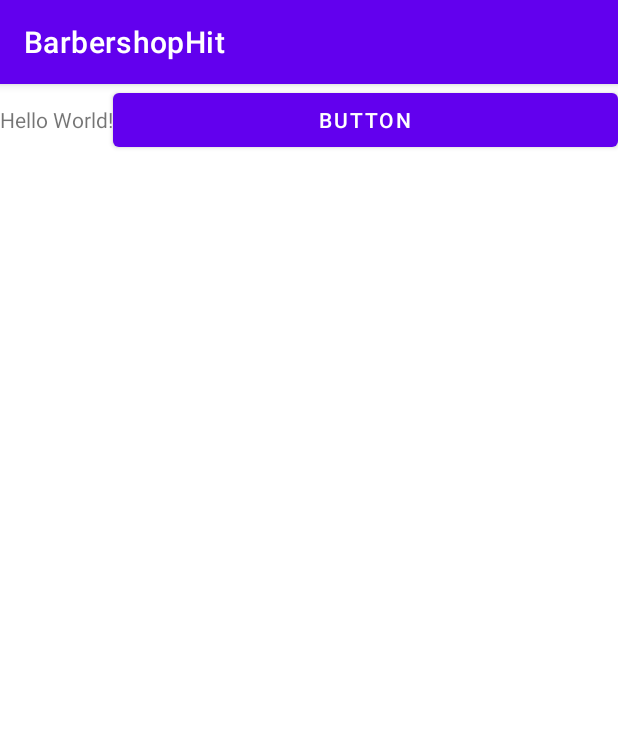
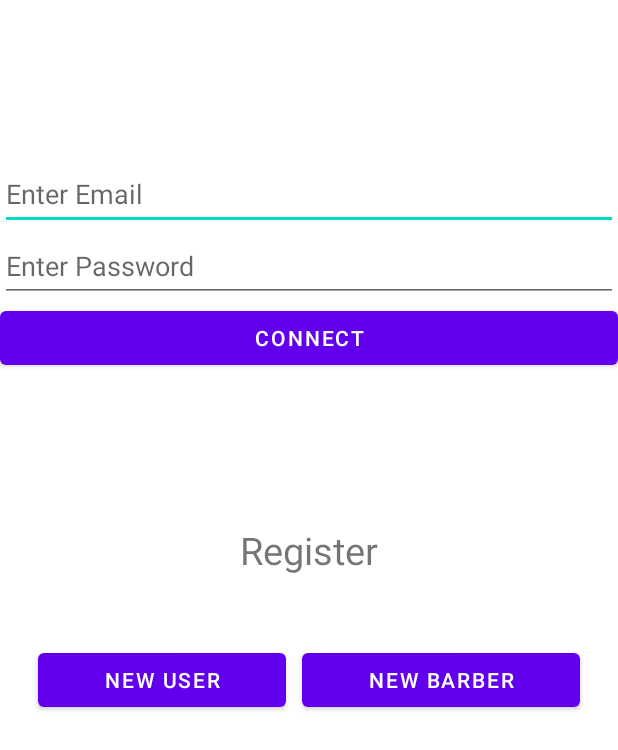
Before and after one commit to saargold/barberhit, an Android app: the screen it shows after launch (MainActivity), on a phone screen of 412 x 824 dp. Shown: the top 750 px of the screen. Run offline under Robolectric (Android 15) with nearby library versions, the phone set to English and light mode, and no system bars.

Commit message:
create main view

```diff
--- a/app/src/main/java/com/example/barbershophit/MainActivity.java
+++ b/app/src/main/java/com/example/barbershophit/MainActivity.java
@@ -2,13 +2,38 @@ package com.example.barbershophit;
 
 import androidx.appcompat.app.AppCompatActivity;
 
+import android.content.Intent;
 import android.os.Bundle;
+import android.view.View;
+import android.widget.Button;
+import android.widget.EditText;
 
 public class MainActivity extends AppCompatActivity {
-
+Button connectBtn,registerBtn;
+EditText email,password;
     @Override
     protected void onCreate(Bundle savedInstanceState) {
         super.onCreate(savedInstanceState);
         setContentView(R.layout.activity_main);
+        connectBtn = findViewById(R.id.btnConnect);
+        registerBtn=findViewById(R.id.btnGoToRegisterUser);
+        email=findViewById(R.id.editTextTextEmailAddress);
+        password=findViewById(R.id.editTextTextPassword);
+        registerBtn.setOnClickListener(new View.OnClickListener() {
+            @Override
+            public void onClick(View v) {
+                Intent in1 = new Intent(MainActivity.this,UserRegister.class);
+                startActivity(in1);
+            }
+        });
+
+        connectBtn.setOnClickListener(new View.OnClickListener() {
+            @Override
+            public void onClick(View v) {
+                System.out.println(email.getText().toString());
+                System.out.println(password.getText().toString());
+
+            }
+        });
     }
 }
--- a/app/src/main/res/layout/activity_main.xml
+++ b/app/src/main/res/layout/activity_main.xml
@@ -4,18 +4,70 @@
     xmlns:tools="http://schemas.android.com/tools"
     android:layout_width="match_parent"
     android:layout_height="match_parent"
+    android:orientation="vertical"
+    android:layout_marginTop="105dp"
+
     tools:context=".MainActivity">
 
-    <TextView
-        android:layout_width="wrap_content"
+    <EditText
+        android:id="@+id/editTextTextEmailAddress"
+        android:layout_width="match_parent"
         android:layout_height="wrap_content"
-        android:text="Hello World!" />
+        android:ems="10"
+        android:hint="Enter Email"
+        android:inputType="textEmailAddress"
+        android:minHeight="48dp" />
+
+    <EditText
+        android:id="@+id/editTextTextPassword"
+        android:layout_width="match_parent"
+        android:layout_height="wrap_content"
+        android:ems="10"
+        android:hint="Enter Password"
+        android:inputType="textPassword"
+        android:minHeight="48dp" />
 
     <Button
-        android:id="@+id/button2"
-        android:layout_width="wrap_content"
+        android:id="@+id/btnConnect"
+        android:layout_width="match_parent"
         android:layout_height="wrap_content"
-        android:layout_weight="1"
-        android:text="Button" />
+        android:text="Connect" />
+
+    <TextView
+        android:textSize="25dp"
+        android:layout_marginTop="100dp"
+        android:id="@+id/textView"
+        android:gravity="center"
+        android:layout_width="match_parent"
+        android:layout_height="wrap_content"
+        android:text="Register" />
+
+    <LinearLayout
+        android:layout_marginTop="45dp"
+        android:layout_width="match_parent"
+        android:layout_height="match_parent"
+        android:orientation="horizontal">
+
+
+        <Button
+            android:layout_marginLeft="25dp"
+            android:layout_marginRight="5dp"
+            android:layout_weight="1"
+            android:id="@+id/btnGoToRegisterUser"
+            android:layout_width="wrap_content"
+            android:layout_height="wrap_content"
+            android:text="New User" />
+
+        <Button
+            android:layout_marginLeft="5dp"
+
+            android:layout_marginRight="25dp"
+            android:layout_weight="1"
+            android:id="@+id/button5"
+            android:layout_width="wrap_content"
+            android:layout_height="wrap_content"
+            android:text="New Barber" />
+    </LinearLayout>
+
 
 </LinearLayout>
--- a/app/src/main/res/values-night/themes.xml
+++ b/app/src/main/res/values-night/themes.xml
@@ -1,6 +1,6 @@
 <resources xmlns:tools="http://schemas.android.com/tools">
     <!-- Base application theme. -->
-    <style name="Theme.BarbershopHit" parent="Theme.MaterialComponents.DayNight.DarkActionBar">
+    <style name="Theme.BarbershopHit" parent="Theme.MaterialComponents.Light.NoActionBar">
         <!-- Primary brand color. -->
         <item name="colorPrimary">@color/purple_200</item>
         <item name="colorPrimaryVariant">@color/purple_700</item>
--- a/app/src/main/res/values/themes.xml
+++ b/app/src/main/res/values/themes.xml
@@ -1,6 +1,6 @@
 <resources xmlns:tools="http://schemas.android.com/tools">
     <!-- Base application theme. -->
-    <style name="Theme.BarbershopHit" parent="Theme.MaterialComponents.DayNight.DarkActionBar">
+    <style name="Theme.BarbershopHit" parent="Theme.MaterialComponents.Light.NoActionBar">
         <!-- Primary brand color. -->
         <item name="colorPrimary">@color/purple_500</item>
         <item name="colorPrimaryVariant">@color/purple_700</item>
```
